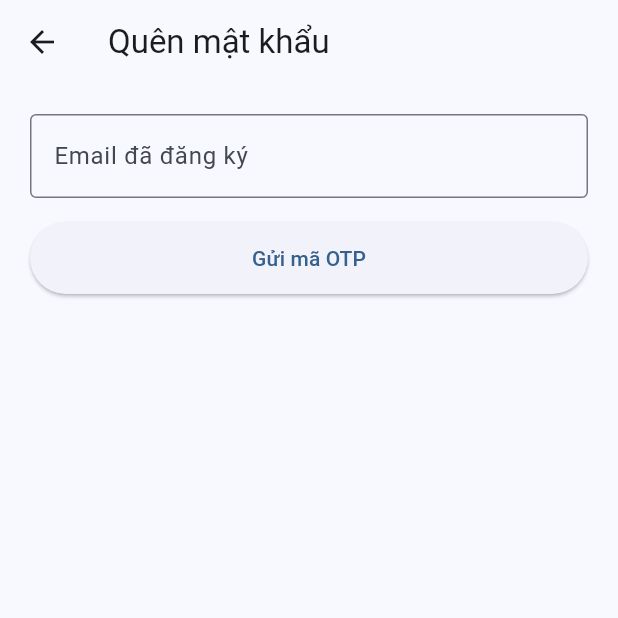
After one commit to NguyenPhucNguyenKimKHMT2411031/case2_KHMT2411031_NguyenPhucNguyenKim, a Flutter app: the ForgotPasswordScreen screen opened directly, after a tap on "Gửi mã OTP", on a phone screen of 412 x 824 dp, the top half of it. The commit adds this screen. Run offline on Flutter 3.47's test engine with Material 3 defaults, Android fonts, the phone set to English and light mode, and no system bars; our stand-ins replace shared_preferences; accounts and stored records are empty; network calls fail.

Commit message:
A4 - Doi mat khau va quen mat khau qua Email OTP

```diff
--- /dev/null
+++ b/TaskManager/lib/screens/auth/forgot_password_screen.dart
@@ -0,0 +1,79 @@
+import 'package:flutter/material.dart';
+import '../../services/api_service.dart';
+
+class ForgotPasswordScreen extends StatefulWidget {
+  const ForgotPasswordScreen({super.key});
+
+  @override
+  State<ForgotPasswordScreen> createState() => _ForgotPasswordScreenState();
+}
+
+class _ForgotPasswordScreenState extends State<ForgotPasswordScreen> {
+  final _emailCtrl = TextEditingController();
+  final _otpCtrl = TextEditingController();
+  final _newPassCtrl = TextEditingController();
+  bool _otpSent = false;
+  bool _loading = false;
+
+  Future<void> _sendOtp() async {
+    setState(() => _loading = true);
+    try {
+      final res = await ApiService.forgotPassword(_emailCtrl.text.trim());
+      if (!mounted) return;
+      ScaffoldMessenger.of(context).showSnackBar(SnackBar(content: Text(res['message'] ?? '')));
+      if (res['success'] == true) {
+        setState(() {
+          _otpSent = true;
+          if (res['devOtp'] != null) _otpCtrl.text = res['devOtp'].toString();
+        });
+      }
+    } finally {
+      if (mounted) setState(() => _loading = false);
+    }
+  }
+
+  Future<void> _resetPass() async {
+    setState(() => _loading = true);
+    try {
+      final res = await ApiService.resetPassword(_emailCtrl.text.trim(), _otpCtrl.text.trim(), _newPassCtrl.text);
+      if (!mounted) return;
+      ScaffoldMessenger.of(context).showSnackBar(SnackBar(content: Text(res['message'] ?? '')));
+      if (res['success'] == true) Navigator.pop(context);
+    } finally {
+      if (mounted) setState(() => _loading = false);
+    }
+  }
+
+  @override
+  Widget build(BuildContext context) {
+    return Scaffold(
+      appBar: AppBar(title: const Text('Quên mật khẩu')),
+      body: Padding(
+        padding: const EdgeInsets.all(20),
+        child: ListView(
+          children: [
+            TextField(controller: _emailCtrl, enabled: !_otpSent, decoration: const InputDecoration(labelText: 'Email đã đăng ký', border: OutlineInputBorder())),
+            const SizedBox(height: 16),
+            if (!_otpSent)
+              ElevatedButton(
+                onPressed: _loading ? null : _sendOtp,
+                style: ElevatedButton.styleFrom(minimumSize: const Size.fromHeight(48)),
+                child: _loading ? const CircularProgressIndicator() : const Text('Gửi mã OTP'),
+              )
+            else ...[
+              TextField(controller: _otpCtrl, decoration: const InputDecoration(labelText: 'Mã OTP (6 chữ số)', border: OutlineInputBorder())),
+              const SizedBox(height: 12),
+              TextField(controller: _newPassCtrl, obscureText: true, decoration: const InputDecoration(labelText: 'Mật khẩu mới', border: OutlineInputBorder())),
+              const SizedBox(height: 20),
+              ElevatedButton(
+                onPressed: _loading ? null : _resetPass,
+                style: ElevatedButton.styleFrom(minimumSize: const Size.fromHeight(48)),
+                child: _loading ? const CircularProgressIndicator() : const Text('Đặt lại mật khẩu'),
+              ),
+            ],
+          ],
+        ),
+      ),
+    );
+  }
+}
--- a/TaskManager/lib/services/api_service.dart
+++ b/TaskManager/lib/services/api_service.dart
@@ -32,4 +32,20 @@ class ApiService {
     final res = await http.put(Uri.parse('$baseUrl/auth/profile'), headers: headers, body: jsonEncode({'fullName': fullName, 'avatarUrl': avatarUrl}));
     return jsonDecode(res.body);
   }
+
+  static Future<dynamic> changePassword(String oldPassword, String newPassword) async {
+    final headers = Map<String, String>.from(await _authHeaders());
+    final res = await http.put(Uri.parse('$baseUrl/auth/change-password'), headers: headers, body: jsonEncode({'oldPassword': oldPassword, 'newPassword': newPassword}));
+    return jsonDecode(res.body);
+  }
+
+  static Future<dynamic> forgotPassword(String email) async {
+    final res = await http.post(Uri.parse('$baseUrl/auth/forgot-password'), headers: {'Content-Type': 'application/json'}, body: jsonEncode({'email': email}));
+    return jsonDecode(res.body);
+  }
+
+  static Future<dynamic> resetPassword(String email, String otp, String newPassword) async {
+    final res = await http.post(Uri.parse('$baseUrl/auth/reset-password'), headers: {'Content-Type': 'application/json'}, body: jsonEncode({'email': email, 'otp': otp, 'newPassword': newPassword}));
+    return jsonDecode(res.body);
+  }
 }
```
Also changed, not shown: TaskManager/lib/screens/auth/login_screen.dart (+17 -4 lines), TaskManager/lib/screens/auth/profile_screen.dart (+26 -2 lines), 8 other files.
